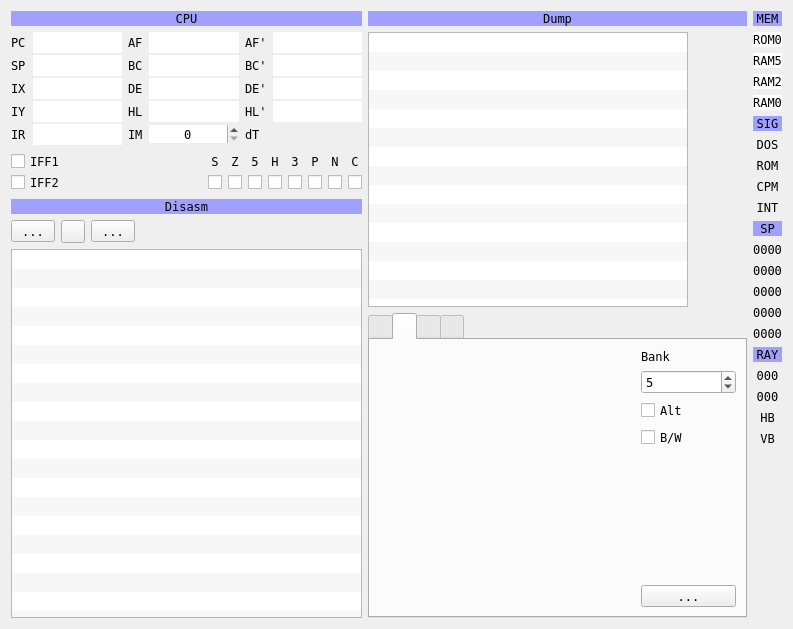
This is ui/debuger.ui in samstyle/Xpeccy as Qt 5 draws it before an edit. The edited form follows.
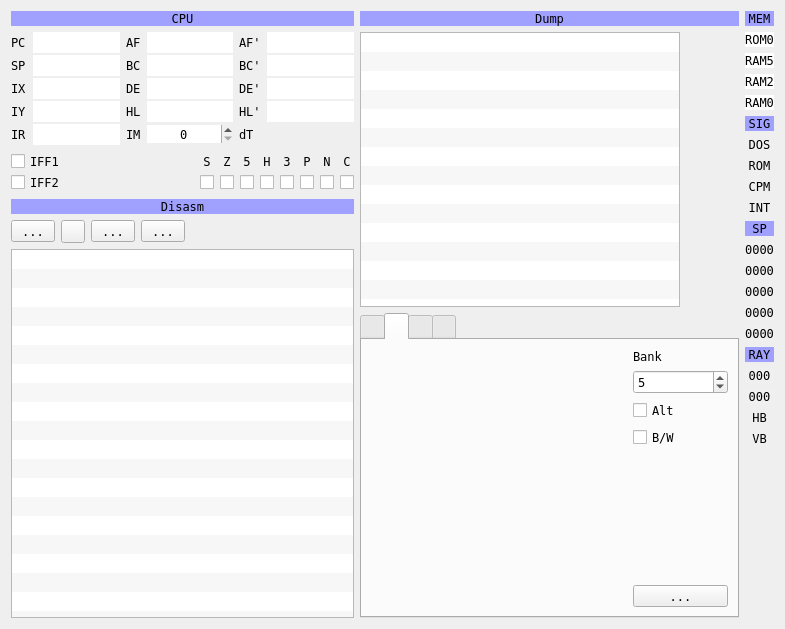
This is the edited form. Icons and pictures are not drawn. Custom widgets are drawn as their Qt base class.

```diff
--- a/ui/debuger.ui
+++ b/ui/debuger.ui
@@ -9,7 +9,7 @@
    <rect>
     <x>0</x>
     <y>0</y>
-    <width>793</width>
+    <width>785</width>
     <height>612</height>
    </rect>
   </property>
@@ -650,6 +650,20 @@
          </property>
         </widget>
        </item>
+       <item>
+        <widget class="QToolButton" name="tbTrace">
+         <property name="text">
+          <string>...</string>
+         </property>
+         <property name="icon">
+          <iconset resource="../xpeccy.qrc">
+           <normaloff>:/images/arrGreen.png</normaloff>:/images/arrGreen.png</iconset>
+         </property>
+         <property name="popupMode">
+          <enum>QToolButton::InstantPopup</enum>
+         </property>
+        </widget>
+       </item>
        <item>
         <spacer name="horizontalSpacer_3">
          <property name="orientation">
```
Left out of the diff: 35 changed lines with no effect on the pictures.
